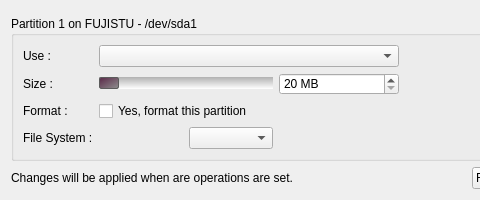
Old version of the form yali4/gui/Ui/partedit.ui in the repository dadas45li/yali; both pictures show x 0 to 480 and y 0 to 200 of the 765 by 200 pixel window.
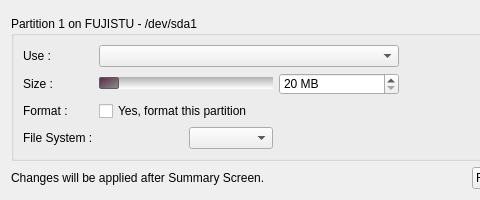
New version of the form.

```diff
--- a/yali4/gui/Ui/partedit.ui
+++ b/yali4/gui/Ui/partedit.ui
@@ -312,7 +312,7 @@
         <string notr="true"/>
        </property>
        <property name="text">
-        <string>Changes will be applied when are operations are set.</string>
+        <string>Changes will be applied after Summary Screen.</string>
        </property>
       </widget>
      </item>
```
